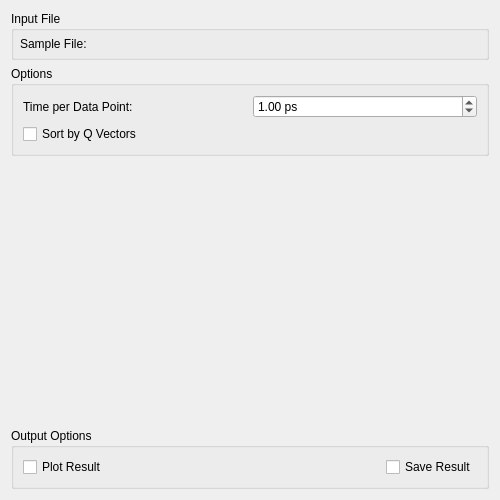
Qt form MantidQt/CustomInterfaces/inc/MantidQtCustomInterfaces/Indirect/IndirectSassena.ui (mantidproject/mantid) before a commit.
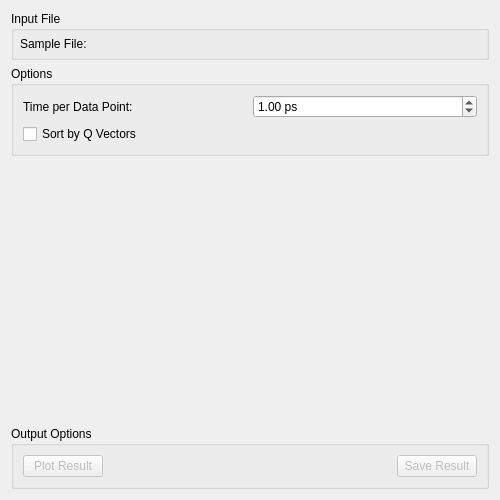
The same form after that commit. Custom widgets are drawn as their Qt base class.

Commit message:
Sessena plot and save buttons initally disabled
Refs #17025

```diff
--- a/MantidQt/CustomInterfaces/inc/MantidQtCustomInterfaces/Indirect/IndirectSassena.ui
+++ b/MantidQt/CustomInterfaces/inc/MantidQtCustomInterfaces/Indirect/IndirectSassena.ui
@@ -117,9 +117,9 @@
      </property>
      <layout class="QHBoxLayout" name="horizontalLayout">
       <item>
-       <widget class="QCheckBox" name="chkPlot">
+       <widget class="QPushButton" name="pbPlot">
         <property name="enabled">
-         <bool>true</bool>
+         <bool>false</bool>
         </property>
         <property name="text">
          <string>Plot Result</string>
@@ -140,7 +140,10 @@
        </spacer>
       </item>
       <item>
-       <widget class="QCheckBox" name="chkSave">
+       <widget class="QPushButton" name="pbSave">
+        <property name="enabled">
+         <bool>false</bool>
+        </property>
         <property name="text">
          <string>Save Result</string>
         </property>
```
Left out of the diff: 4 changed lines with no effect on the pictures.
